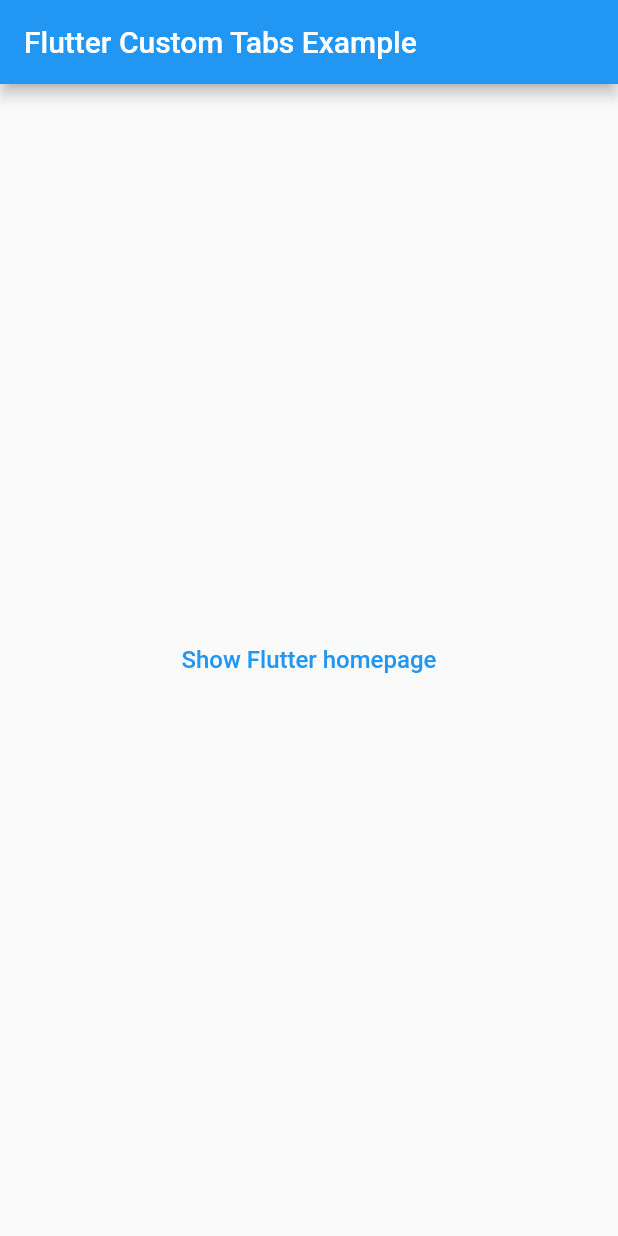
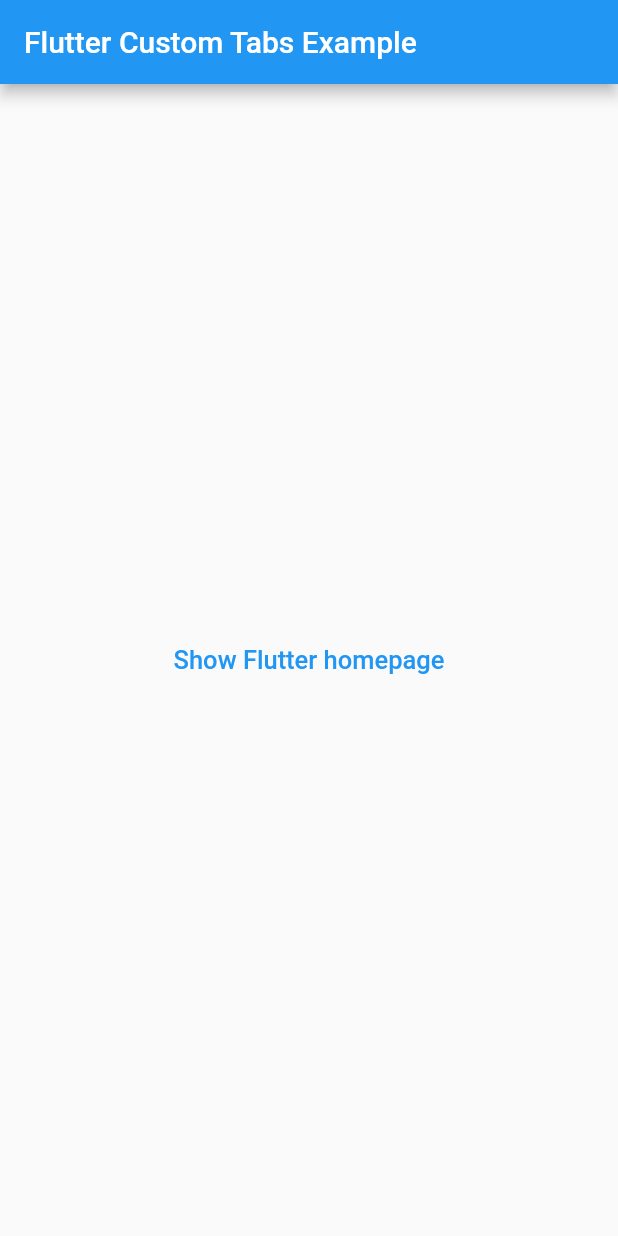
Before and after one commit to droibit/flutter_custom_tabs, a Flutter app: the screen it shows after launch, on a phone screen of 412 x 824 dp. Run offline on Flutter 3.47's test engine with Material 2 defaults, Android fonts, the phone set to English and light mode, and no system bars.

Commit message:
Sound Null Safety

```diff
--- a/example/lib/main.dart
+++ b/example/lib/main.dart
@@ -17,11 +17,11 @@ class MyApp extends StatelessWidget {
           title: const Text('Flutter Custom Tabs Example'),
         ),
         body: Center(
-          child: FlatButton(
+          child: TextButton(
             child: Text(
               'Show Flutter homepage',
               style: TextStyle(
-                fontSize: theme.textTheme.subhead.fontSize,
+                fontSize: 17,
                 color: theme.primaryColor,
               ),
             ),
```
Also changed, not shown: example/pubspec.yaml (+5 -6 lines), 5 other files.
